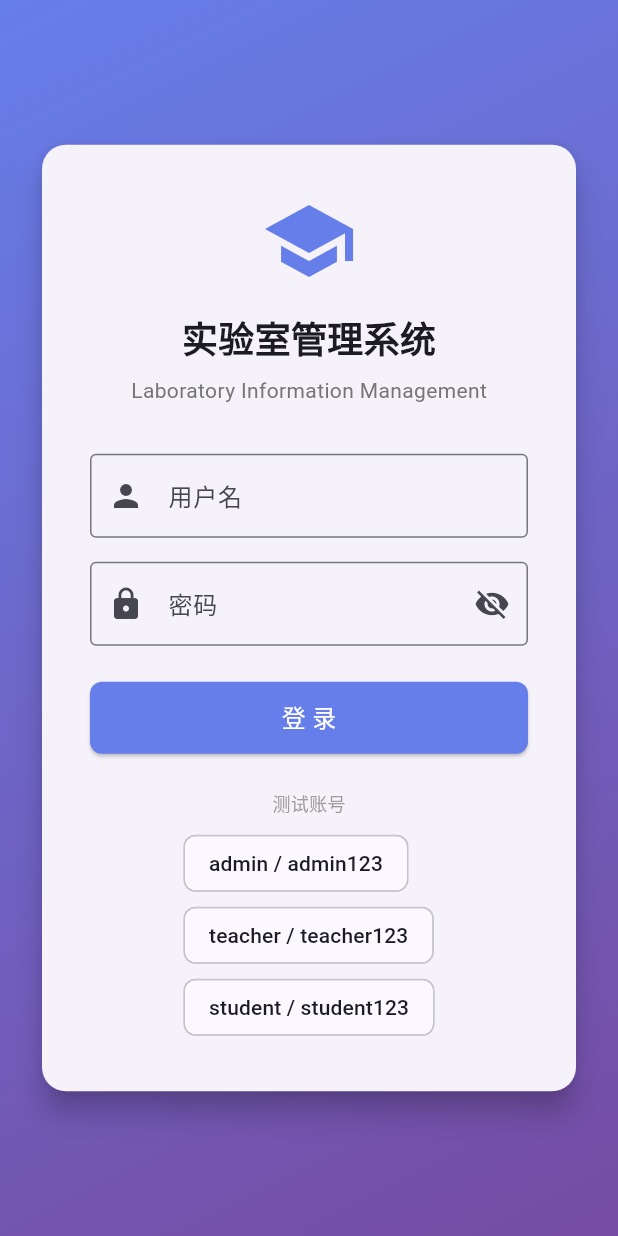
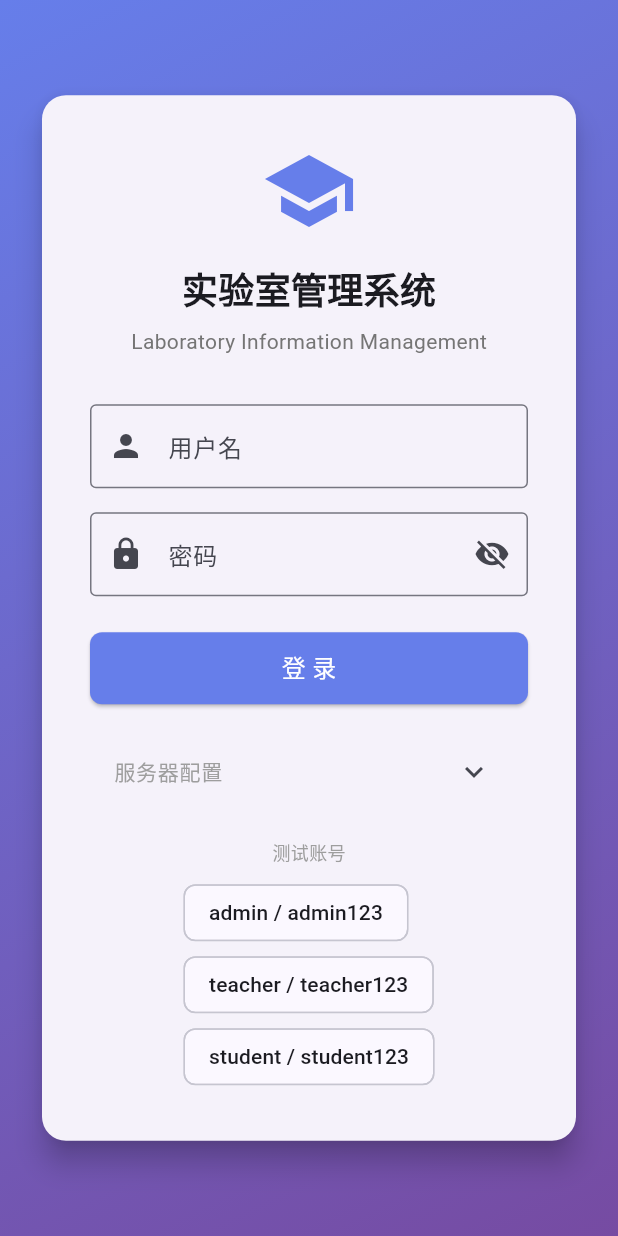
Before and after one commit to bakalqdsns/lims-auth, a Flutter app: the screen it shows after launch, on a phone screen of 412 x 824 dp. Run offline on Flutter 3.47's test engine with Material 3 defaults, Android fonts, the light colour scheme and no system bars; our stand-ins replace shared_preferences; accounts and stored records are empty.

Commit message:
fix(mobile): 修复安卓真机网络连接问题
- 新增可配置的服务器地址 (ApiConfig)
- 登录界面添加服务器配置面板
- 改进错误提示，提供具体排查建议
- 后端监听 0.0.0.0 允许局域网访问
- 新增网络诊断工具
- 添加网络配置文档

```diff
--- /dev/null
+++ b/mobile/lib/config/api_config.dart
@@ -0,0 +1,67 @@
+import 'dart:io' show Platform;
+import 'package:flutter/foundation.dart' show kIsWeb;
+
+class ApiConfig {
+  // 开发环境配置
+  static const String _devEmulatorUrl = 'http://10.0.2.2:5047';
+  static const String _devDeviceUrl = 'http://192.168.1.100:5047';
+  static const String _devLocalhostUrl = 'http://localhost:5047';
+
+  // 生产环境配置（需要替换为实际的服务器地址）
+  static const String _prodUrl = 'https://your-production-api.com';
+
+  /// 获取基础 API URL
+  ///
+  /// 使用方式：
+  /// - 模拟器：自动使用 10.0.2.2
+  /// - 真机：需要修改为实际的服务器 IP
+  /// - Web：使用 localhost
+  static String get baseUrl {
+    if (kIsWeb) {
+      return '$_devLocalhostUrl/api/v1';
+    }
+
+    // 检测是否在模拟器中运行
+    if (_isEmulator) {
+      return '$_devEmulatorUrl/api/v1';
+    }
+
+    // 真机 - 使用配置的服务器地址
+    // TODO: 修改为实际的服务器 IP 地址
+    return '$_devDeviceUrl/api/v1';
+  }
+
+  /// 设置自定义服务器地址（用于测试不同环境）
+  static String customBaseUrl = '';
+
+  static String get effectiveBaseUrl {
+    if (customBaseUrl.isNotEmpty) {
+      return '$customBaseUrl/api/v1';
+    }
+    return baseUrl;
+  }
+
+  /// 检测是否在 Android 模拟器中
+  static bool get _isEmulator {
+    if (Platform.isAndroid) {
+      // 通过检查设备特征来判断是否在模拟器中
+      return _checkAndroidEmulator();
+    }
+    return false;
+  }
+
+  static bool _checkAndroidEmulator() {
+    // 简化的检测逻辑
+    // 实际项目中可以使用 device_info_plus 包来获取更准确的信息
+    return false; // 默认假设是真机，避免连接问题
+  }
+
+  /// 获取当前使用的完整 API URL（用于调试）
+  static String get debugInfo => '''
+API 配置信息：
+- 当前基础 URL: $effectiveBaseUrl
+- 是否 Web: $kIsWeb
+- 平台: ${Platform.operatingSystem}
+- 是模拟器: $_isEmulator
+''';
+}
--- a/mobile/lib/screens/login_screen.dart
+++ b/mobile/lib/screens/login_screen.dart
@@ -1,5 +1,6 @@
 import 'package:flutter/material.dart';
 import '../services/auth_service.dart';
+import '../config/api_config.dart';
 
 class LoginScreen extends StatefulWidget {
   const LoginScreen({super.key});
@@ -12,13 +13,18 @@ class _LoginScreenState extends State<LoginScreen> {
   final _formKey = GlobalKey<FormState>();
   final _usernameController = TextEditingController();
   final _passwordController = TextEditingController();
+  final _serverUrlController = TextEditingController();
   bool _isLoading = false;
   bool _obscurePassword = true;
+  bool _showServerConfig = false;
+  String _currentServerUrl = '';
 
   @override
   void initState() {
     super.initState();
     _checkLoginStatus();
+    _currentServerUrl = ApiConfig.effectiveBaseUrl;
+    _serverUrlController.text = ApiConfig.baseUrl.replaceAll('/api/v1', '');
   }
 
   Future<void> _checkLoginStatus() async {
@@ -26,6 +32,22 @@ class _LoginScreenState extends State<LoginScreen> {
       if (mounted) {
         Navigator.pushReplacementNamed(context, '/home');
       }
+    }
+  }
+
+  void _updateServerUrl() {
+    final url = _serverUrlController.text.trim();
+    if (url.isNotEmpty) {
+      ApiConfig.customBaseUrl = url;
+      setState(() {
+        _currentServerUrl = ApiConfig.effectiveBaseUrl;
+      });
+      ScaffoldMessenger.of(context).showSnackBar(
+        SnackBar(
+          content: Text('服务器地址已更新: $url'),
+          backgroundColor: Colors.green,
+        ),
+      );
     }
   }
 
@@ -58,6 +80,14 @@ class _LoginScreenState extends State<LoginScreen> {
           SnackBar(
             content: Text(result['message']),
             backgroundColor: Colors.red,
+            duration: const Duration(seconds: 5),
+            action: SnackBarAction(
+              label: '配置服务器',
+              textColor: Colors.white,
+              onPressed: () {
+                setState(() => _showServerConfig = true);
+              },
+            ),
           ),
         );
       }
@@ -187,7 +217,69 @@ class _LoginScreenState extends State<LoginScreen> {
                                   ),
                           ),
                         ),
-                        const SizedBox(height: 24),
+                        const SizedBox(height: 16),
+                        // Server Configuration
+                        ExpansionTile(
+                          title: const Text(
+                            '服务器配置',
+                            style: TextStyle(fontSize: 14, color: Colors.grey),
+                          ),
+                          initiallyExpanded: _showServerConfig,
+                          onExpansionChanged: (expanded) {
+                            setState(() => _showServerConfig = expanded);
+                          },
+                          children: [
+                            Padding(
+                              padding: const EdgeInsets.symmetric(horizontal: 16, vertical: 8),
+                              child: Column(
+                                crossAxisAlignment: CrossAxisAlignment.start,
+                                children: [
+                                  Text(
+                                    '当前: $_currentServerUrl',
+                                    style: const TextStyle(fontSize: 12, color: Colors.grey),
+                                  ),
+                                  const SizedBox(height: 8),
+                                  TextFormField(
+                                    controller: _serverUrlController,
+                                    decoration: InputDecoration(
+                                      labelText: '服务器地址',
+                                      hintText: 'http://192.168.1.100:5047',
+                                      prefixIcon: const Icon(Icons.settings_ethernet),
+                                      suffixIcon: IconButton(
+                                        icon: const Icon(Icons.save),
+                                        onPressed: _updateServerUrl,
+                                        tooltip: '保存',
+                                      ),
+                                      border: const OutlineInputBorder(),
+                                      helperText: '真机测试时使用实际IP地址',
+                                    ),
+                                  ),
+                                  const SizedBox(height: 8),
+                                  Wrap(
+                                    spacing: 8,
+                                    children: [
+                                      ActionChip(
+                                        label: const Text('模拟器'),
+                                        onPressed: () {
+                                          _serverUrlController.text = 'http://10.0.2.2:5047';
+                                          _updateServerUrl();
+                                        },
+                                      ),
+                                      ActionChip(
+                                        label: const Text('本机'),
+                                        onPressed: () {
+                                          _serverUrlController.text = 'http://127.0.0.1:5047';
+                                          _updateServerUrl();
+                                        },
+                                      ),
+                                    ],
+                                  ),
+                                ],
+                              ),
+                            ),
+                          ],
+                        ),
+                        const SizedBox(height: 16),
                         // Test accounts
                         const Text(
                           '测试账号',
@@ -231,6 +323,7 @@ class _LoginScreenState extends State<LoginScreen> {
   void dispose() {
     _usernameController.dispose();
     _passwordController.dispose();
+    _serverUrlController.dispose();
     super.dispose();
   }
 }
```
Also changed, not shown: mobile/lib/services/auth_service.dart (+25 -3 lines), mobile/lib/utils/network_diagnostics.dart (added, +115 -0 lines), 2 other files.
